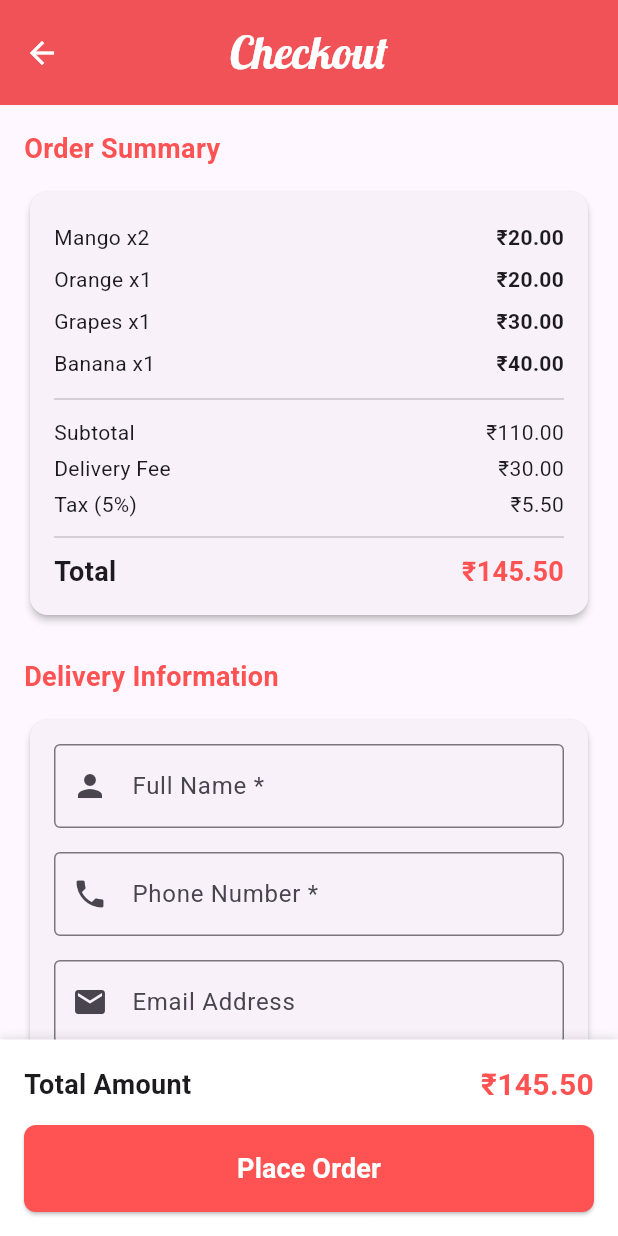
After one commit to Ishank307/order_now, a Flutter app: the Cart screen opened directly, after a tap on "proceed to checkout", on a phone screen of 412 x 824 dp. The commit adds this screen. Run offline on Flutter 3.47's test engine with Material 3 defaults, Android fonts, the phone set to English and light mode, and no system bars; our stand-ins replace flutter_otp_text_field, sqflite; missing offline and left inert: fluid_bottom_nav_bar; accounts and stored records are empty; network calls fail.

Commit message:
checkout

```diff
--- a/lib/views/pages/cart.dart
+++ b/lib/views/pages/cart.dart
@@ -1,6 +1,7 @@
 import 'package:flutter/material.dart';
 import 'package:flutter/material.dart' as badges;
 import 'package:order_now/views/components/custom_botton.dart';
+import 'package:order_now/views/pages/checkout.dart';
 
 class Cart extends StatefulWidget {
   const Cart({super.key});
@@ -460,7 +461,21 @@ class _CartState extends State<Cart> {
                 ],
               ),
               SizedBox(height: 16),
-              CustomBotton(text: "Proceed to Checkout"),
+              ElevatedButton(
+                onPressed: () {
+                  Navigator.push(
+                    context,
+                    MaterialPageRoute(
+                      builder:
+                          (context) => CheckoutPage(
+                            cartItems: cartItems,
+                            totalAmount: totalAmount,
+                          ),
+                    ),
+                  );
+                },
+                child: Text("proceed to checkout"),
+              ),
             ],
           ),
         ),
--- /dev/null
+++ b/lib/views/pages/checkout.dart
@@ -0,0 +1,595 @@
+import 'package:flutter/material.dart';
+import 'package:flutter/material.dart' as badges;
+import 'package:order_now/views/components/custom_botton.dart';
+
+class CheckoutPage extends StatefulWidget {
+  final List<Map<String, dynamic>> cartItems;
+  final double totalAmount;
+
+  const CheckoutPage({
+    super.key,
+    required this.cartItems,
+    required this.totalAmount,
+  });
+
+  @override
+  State<CheckoutPage> createState() => _CheckoutPageState();
+}
+
+class _CheckoutPageState extends State<CheckoutPage> {
+  final _formKey = GlobalKey<FormState>();
+
+  // Form controllers
+  final TextEditingController _nameController = TextEditingController();
+  final TextEditingController _phoneController = TextEditingController();
+  final TextEditingController _emailController = TextEditingController();
+  final TextEditingController _addressController = TextEditingController();
+  final TextEditingController _cityController = TextEditingController();
+  final TextEditingController _pincodeController = TextEditingController();
+  final TextEditingController _notesController = TextEditingController();
+
+  // State variables
+  String _selectedPaymentMethod = 'Cash on Delivery';
+  String _selectedDeliveryTime = 'ASAP (30-45 mins)';
+  bool _isProcessing = false;
+
+  final List<String> _paymentMethods = [
+    'Cash on Delivery',
+    'Online Payment',
+    'UPI Payment',
+    'Card Payment',
+  ];
+
+  final List<String> _deliveryTimes = [
+    'ASAP (30-45 mins)',
+    'Schedule for later',
+    '1-2 hours',
+    '2-3 hours',
+  ];
+
+  double get deliveryFee => 30.0;
+  double get taxAmount => widget.totalAmount * 0.05;
+  double get finalTotal => widget.totalAmount + deliveryFee + taxAmount;
+
+  void _processOrder() async {
+    if (_formKey.currentState!.validate()) {
+      setState(() {
+        _isProcessing = true;
+      });
+
+      // Simulate order processing
+      await Future.delayed(Duration(seconds: 3));
+
+      setState(() {
+        _isProcessing = false;
+      });
+
+      // Show success dialog
+      _showOrderSuccessDialog();
+    }
+  }
+
+  void _showOrderSuccessDialog() {
+    showDialog(
+      context: context,
+      barrierDismissible: false,
+      builder: (BuildContext context) {
+        return AlertDialog(
+          content: Column(
+            mainAxisSize: MainAxisSize.min,
+            children: [
+              Icon(Icons.check_circle, color: Colors.green, size: 80),
+              SizedBox(height: 16),
+              Text(
+                'Order Placed Successfully!',
+                style: TextStyle(fontSize: 20, fontWeight: FontWeight.bold),
+                textAlign: TextAlign.center,
+              ),
+              SizedBox(height: 8),
+              Text(
+                'Your order #${DateTime.now().millisecondsSinceEpoch.toString().substring(7)} has been confirmed.',
+                style: TextStyle(fontSize: 14, color: Colors.grey[600]),
+                textAlign: TextAlign.center,
+              ),
+              SizedBox(height: 16),
+              Text(
+                'Estimated delivery: $_selectedDeliveryTime',
+                style: TextStyle(fontSize: 14, fontWeight: FontWeight.w600),
+                textAlign: TextAlign.center,
+              ),
+            ],
+          ),
+          actions: [
+            TextButton(
+              onPressed: () {
+                Navigator.of(context).pop(); // Close dialog
+                Navigator.of(context).pop(); // Go back to previous page
+                Navigator.of(context).pop(); // Go back to menu
+              },
+              child: Text('Continue Shopping'),
+            ),
+            ElevatedButton(
+              onPressed: () {
+                Navigator.of(context).pop(); // Close dialog
+                // Navigate to order tracking page (implement as needed)
+              },
+              child: Text('Track Order'),
+            ),
+          ],
+        );
+      },
+    );
+  }
+
+  @override
+  void dispose() {
+    _nameController.dispose();
+    _phoneController.dispose();
+    _emailController.dispose();
+    _addressController.dispose();
+    _cityController.dispose();
+    _pincodeController.dispose();
+    _notesController.dispose();
+    super.dispose();
+  }
+
+  @override
+  Widget build(BuildContext context) {
+    return Scaffold(
+      appBar: AppBar(
+        toolbarHeight: 70,
+        title: Text(
+          "Checkout",
+          style: TextStyle(
+            fontSize: 30,
+            color: Colors.white,
+            fontFamily: 'Lobster',
+          ),
+        ),
+        centerTitle: true,
+        elevation: 4,
+        backgroundColor: Colors.redAccent,
+        leading: IconButton(
+          icon: Icon(Icons.arrow_back, color: Colors.white),
+          onPressed: () => Navigator.pop(context),
+        ),
+      ),
+      body: Form(
+        key: _formKey,
+        child: Column(
+          children: [
+            Expanded(
+              child: SingleChildScrollView(
+                padding: EdgeInsets.all(16),
+                child: Column(
+                  crossAxisAlignment: CrossAxisAlignment.start,
+                  children: [
+                    // Order Summary Section
+                    _buildSectionHeader('Order Summary'),
+                    _buildOrderSummary(),
+
+                    SizedBox(height: 24),
+
+                    // Delivery Information Section
+                    _buildSectionHeader('Delivery Information'),
+                    _buildDeliveryForm(),
+
+                    SizedBox(height: 24),
+
+                    // Delivery Time Section
+                    _buildSectionHeader('Delivery Time'),
+                    _buildDeliveryTimeSelection(),
+
+                    SizedBox(height: 24),
+
+                    // Payment Method Section
+                    _buildSectionHeader('Payment Method'),
+                    _buildPaymentMethodSelection(),
+
+                    SizedBox(height: 24),
+
+                    // Special Notes Section
+                    _buildSectionHeader('Special Notes (Optional)'),
+                    _buildNotesField(),
+
+                    SizedBox(height: 100), // Space for bottom bar
+                  ],
+                ),
+              ),
+            ),
+
+            // Bottom checkout bar
+            _buildCheckoutBottomBar(),
+          ],
+        ),
+      ),
+    );
+  }
+
+  Widget _buildSectionHeader(String title) {
+    return Padding(
+      padding: EdgeInsets.only(bottom: 12),
+      child: Text(
+        title,
+        style: TextStyle(
+          fontSize: 18,
+          fontWeight: FontWeight.bold,
+          color: Colors.redAccent,
+        ),
+      ),
+    );
+  }
+
+  Widget _buildOrderSummary() {
+    return Card(
+      elevation: 2,
+      child: Padding(
+        padding: EdgeInsets.all(16),
+        child: Column(
+          children: [
+            ...widget.cartItems
+                .map(
+                  (item) => Padding(
+                    padding: EdgeInsets.symmetric(vertical: 4),
+                    child: Row(
+                      mainAxisAlignment: MainAxisAlignment.spaceBetween,
+                      children: [
+                        Expanded(
+                          child: Text(
+                            '${item['name']} x${item['quantity']}',
+                            style: TextStyle(fontSize: 14),
+                          ),
+                        ),
+                        Text(
+                          '₹${(item['price'] * item['quantity']).toStringAsFixed(2)}',
+                          style: TextStyle(
+                            fontSize: 14,
+                            fontWeight: FontWeight.w600,
+                          ),
+                        ),
+                      ],
+                    ),
+                  ),
+                )
+                .toList(),
+
+            Divider(height: 20),
+
+            _buildSummaryRow(
+              'Subtotal',
+              '₹${widget.totalAmount.toStringAsFixed(2)}',
+            ),
+            _buildSummaryRow(
+              'Delivery Fee',
+              '₹${deliveryFee.toStringAsFixed(2)}',
+            ),
+            _buildSummaryRow('Tax (5%)', '₹${taxAmount.toStringAsFixed(2)}'),
+
+            Divider(height: 20),
+
+            Row(
+              mainAxisAlignment: MainAxisAlignment.spaceBetween,
+              children: [
+                Text(
+                  'Total',
+                  style: TextStyle(fontSize: 18, fontWeight: FontWeight.bold),
+                ),
+                Text(
+                  '₹${finalTotal.toStringAsFixed(2)}',
+                  style: TextStyle(
+                    fontSize: 18,
+                    fontWeight: FontWeight.bold,
+                    color: Colors.redAccent,
+                  ),
+                ),
+              ],
+            ),
+          ],
+        ),
+      ),
+    );
+  }
+
+  Widget _buildSummaryRow(String label, String value) {
+    return Padding(
+      padding: EdgeInsets.symmetric(vertical: 2),
+      child: Row(
+        mainAxisAlignment: MainAxisAlignment.spaceBetween,
+        children: [
+          Text(label, style: TextStyle(fontSize: 14)),
+          Text(value, style: TextStyle(fontSize: 14)),
+        ],
+      ),
+    );
+  }
+
+  Widget _buildDeliveryForm() {
+    return Card(
+      elevation: 2,
+      child: Padding(
+        padding: EdgeInsets.all(16),
+        child: Column(
+          children: [
+            TextFormField(
+              controller: _nameController,
+              decoration: InputDecoration(
+                labelText: 'Full Name *',
+                border: OutlineInputBorder(),
+                prefixIcon: Icon(Icons.person),
+              ),
+              validator: (value) {
+                if (value == null || value.isEmpty) {
+                  return 'Please enter your full name';
+                }
+                return null;
+              },
+            ),
+
+            SizedBox(height: 16),
+
+            TextFormField(
+              controller: _phoneController,
+              decoration: InputDecoration(
+                labelText: 'Phone Number *',
+                border: OutlineInputBorder(),
+                prefixIcon: Icon(Icons.phone),
+              ),
+              keyboardType: TextInputType.phone,
+              validator: (value) {
+                if (value == null || value.isEmpty) {
+                  return 'Please enter your phone number';
+                }
+                if (value.length < 10) {
+                  return 'Please enter a valid phone number';
+                }
+                return null;
+              },
+            ),
+
+            SizedBox(height: 16),
+
+            TextFormField(
+              controller: _emailController,
+              decoration: InputDecoration(
+                labelText: 'Email Address',
+                border: OutlineInputBorder(),
+                prefixIcon: Icon(Icons.email),
+              ),
+              keyboardType: TextInputType.emailAddress,
+            ),
+
+            SizedBox(height: 16),
+
+            TextFormField(
+              controller: _addressController,
+              decoration: InputDecoration(
+                labelText: 'Delivery Address *',
+                border: OutlineInputBorder(),
+                prefixIcon: Icon(Icons.location_on),
+              ),
+              maxLines: 2,
+              validator: (value) {
+                if (value == null || value.isEmpty) {
+                  return 'Please enter your delivery address';
+                }
+                return null;
+              },
+            ),
+
+            SizedBox(height: 16),
+
+            Row(
+              children: [
+                Expanded(
+                  child: TextFormField(
+                    controller: _cityController,
+                    decoration: InputDecoration(
+                      labelText: 'City *',
+                      border: OutlineInputBorder(),
+                    ),
+                    validator: (value) {
+                      if (value == null || value.isEmpty) {
+                        return 'Enter city';
+                      }
+                      return null;
+                    },
+                  ),
+                ),
+                SizedBox(width: 16),
+                Expanded(
+                  child: TextFormField(
+                    controller: _pincodeController,
+                    decoration: InputDecoration(
+                      labelText: 'Pincode *',
+                      border: OutlineInputBorder(),
+                    ),
+                    keyboardType: TextInputType.number,
+                    validator: (value) {
+                      if (value == null || value.isEmpty) {
+                        return 'Enter pincode';
+                      }
+                      if (value.length != 6) {
+                        return 'Invalid pincode';
+                      }
+                      return null;
+                    },
+                  ),
+                ),
+              ],
+            ),
+          ],
+        ),
+      ),
+    );
+  }
+
+  Widget _buildDeliveryTimeSelection() {
+    return Card(
+      elevation: 2,
+      child: Padding(
+        padding: EdgeInsets.all(16),
+        child: Column(
+          children:
+              _deliveryTimes
+                  .map(
+                    (time) => RadioListTile<String>(
+                      title: Text(time),
+                      value: time,
+                      groupValue: _selectedDeliveryTime,
+                      onChanged: (value) {
+                        setState(() {
+                          _selectedDeliveryTime = value!;
+                        });
+                      },
+                      activeColor: Colors.redAccent,
+                    ),
+                  )
+                  .toList(),
+        ),
+      ),
+    );
+  }
+
+  Widget _buildPaymentMethodSelection() {
+    return Card(
+      elevation: 2,
+      child: Padding(
+        padding: EdgeInsets.all(16),
+        child: Column(
+          children:
+              _paymentMethods
+                  .map(
+                    (method) => RadioListTile<String>(
+                      title: Text(method),
+                      value: method,
+                      groupValue: _selectedPaymentMethod,
+                      onChanged: (value) {
+                        setState(() {
+                          _selectedPaymentMethod = value!;
+                        });
+                      },
+                      activeColor: Colors.redAccent,
+                      secondary: Icon(_getPaymentIcon(method)),
+                    ),
+                  )
+                  .toList(),
+        ),
+      ),
+    );
+  }
+
+  IconData _getPaymentIcon(String method) {
+    switch (method) {
+      case 'Cash on Delivery':
+        return Icons.money;
+      case 'Online Payment':
+        return Icons.payment;
+      case 'UPI Payment':
+        return Icons.account_balance_wallet;
+      case 'Card Payment':
+        return Icons.credit_card;
+      default:
+        return Icons.payment;
+    }
+  }
+
+  Widget _buildNotesField() {
+    return Card(
+      elevation: 2,
+      child: Padding(
+        padding: EdgeInsets.all(16),
+        child: TextFormField(
+          controller: _notesController,
+          decoration: InputDecoration(
+            labelText: 'Special instructions for delivery',
+            border: OutlineInputBorder(),
+            hintText: 'e.g., Ring the doorbell, Leave at door, etc.',
+          ),
+          maxLines: 3,
+        ),
+      ),
+    );
+  }
+
+  Widget _buildCheckoutBottomBar() {
+    return Container(
+      padding: EdgeInsets.all(16),
+      decoration: BoxDecoration(
+        color: Colors.white,
+        boxShadow: [
+          BoxShadow(
+            color: Colors.black.withOpacity(0.1),
+            blurRadius: 4,
+            offset: Offset(0, -2),
+          ),
+        ],
+      ),
+      child: Column(
+        mainAxisSize: MainAxisSize.min,
+        children: [
+          Row(
+            mainAxisAlignment: MainAxisAlignment.spaceBetween,
+            children: [
+              Text(
+                'Total Amount',
+                style: TextStyle(fontSize: 18, fontWeight: FontWeight.bold),
+              ),
+              Text(
+                '₹${finalTotal.toStringAsFixed(2)}',
+                style: TextStyle(
+                  fontSize: 20,
+                  fontWeight: FontWeight.bold,
+                  color: Colors.redAccent,
+                ),
+              ),
+            ],
+          ),
+          SizedBox(height: 12),
+          SizedBox(
+            width: double.infinity,
+            child: ElevatedButton(
+              onPressed: _isProcessing ? null : _processOrder,
+              style: ElevatedButton.styleFrom(
+                backgroundColor: Colors.redAccent,
+                padding: EdgeInsets.symmetric(vertical: 16),
+                shape: RoundedRectangleBorder(
+                  borderRadius: BorderRadius.circular(8),
+                ),
+              ),
+              child:
+                  _isProcessing
+                      ? Row(
+                        mainAxisAlignment: MainAxisAlignment.center,
+                        children: [
+                          SizedBox(
+                            width: 20,
+                            height: 20,
+                            child: CircularProgressIndicator(
+                              strokeWidth: 2,
+                              valueColor: AlwaysStoppedAnimation<Color>(
+                                Colors.white,
+                              ),
+                            ),
+                          ),
+                          SizedBox(width: 12),
+                          Text(
+                            'Processing Order...',
+                            style: TextStyle(fontSize: 16, color: Colors.white),
+                          ),
+                        ],
+                      )
+                      : Text(
+                        'Place Order',
+                        style: TextStyle(
+                          fontSize: 18,
+                          fontWeight: FontWeight.bold,
+                          color: Colors.white,
+                        ),
+                      ),
+            ),
+          ),
+        ],
+      ),
+    );
+  }
+}
```
